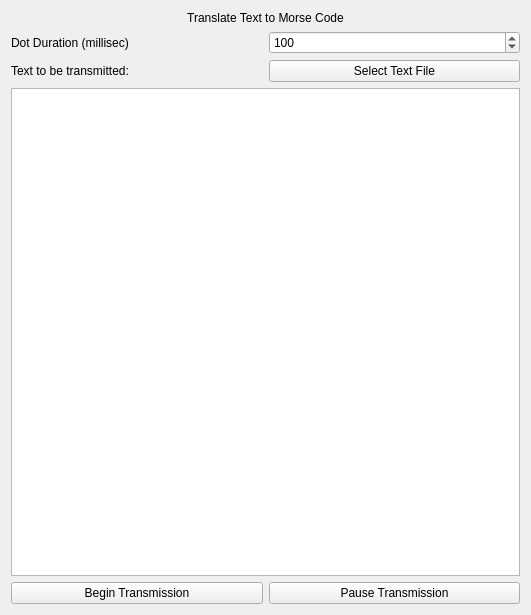
Above: lanmorseform.ui from jpietrzak8/Lanterne before the change. Below: the same form after it.
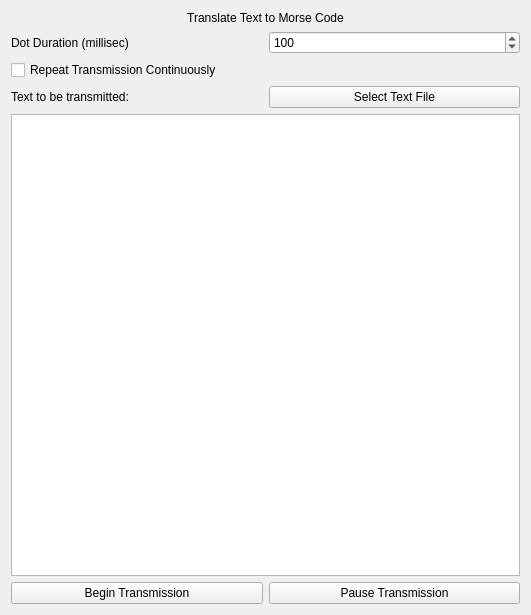
That is the form after the change.

```diff
--- a/lanmorseform.ui
+++ b/lanmorseform.ui
@@ -51,6 +51,13 @@
      </item>
     </layout>
    </item>
+   <item>
+    <widget class="QCheckBox" name="repeatCheckBox">
+     <property name="text">
+      <string>Repeat Transmission Continuously</string>
+     </property>
+    </widget>
+   </item>
    <item>
     <layout class="QHBoxLayout" name="horizontalLayout_3">
      <item>
```
